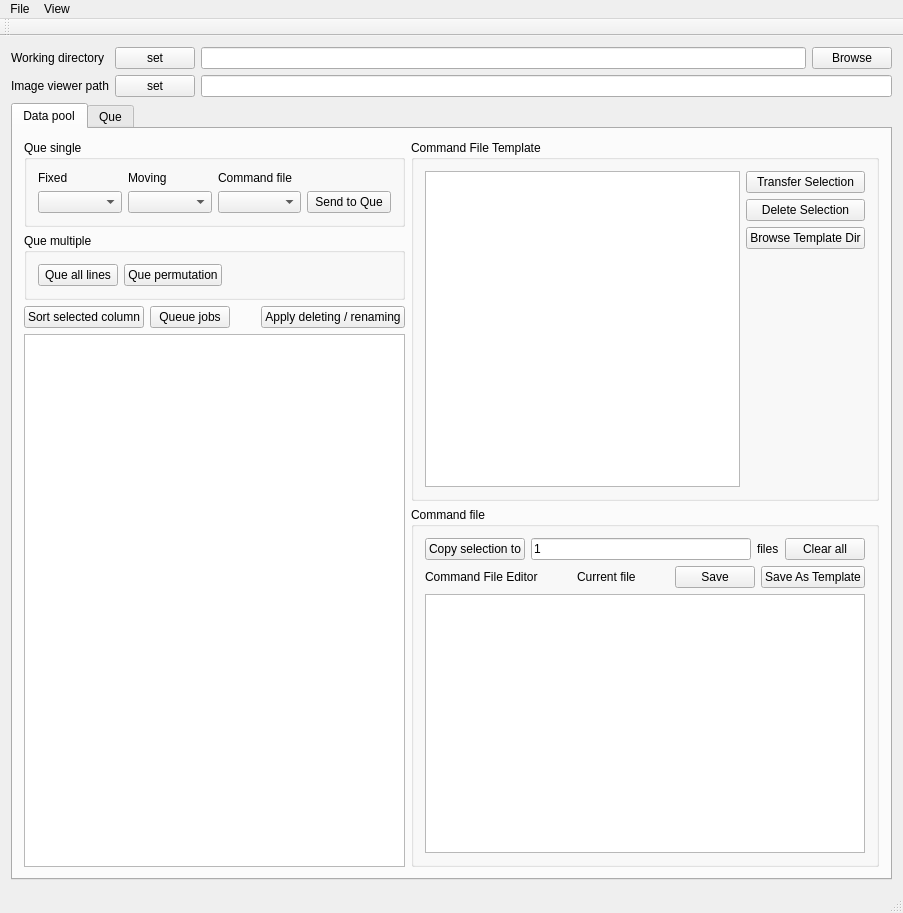
Qt form src/plastimatch/standalone/register_gui.ui (simonoxen/plastimatch) before a commit.
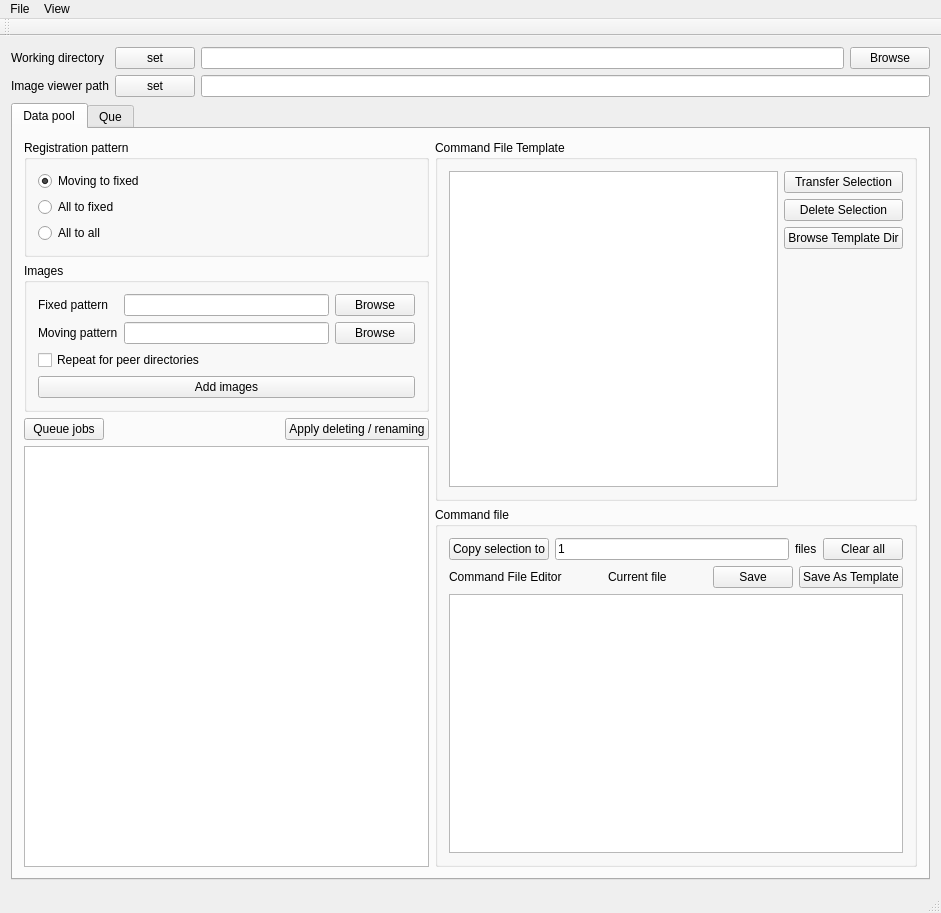
The same form after that commit.

Commit message: Move load_dialog functionality into register_gui main window

Diff of the .ui file:
```diff
--- a/src/plastimatch/standalone/register_gui.ui
+++ b/src/plastimatch/standalone/register_gui.ui
@@ -6,7 +6,7 @@
    <rect>
     <x>0</x>
     <y>0</y>
-    <width>903</width>
+    <width>941</width>
     <height>913</height>
    </rect>
   </property>
@@ -85,106 +85,112 @@
             <item>
              <widget class="QGroupBox" name="groupBox_6">
               <property name="title">
-               <string>Que single</string>
+               <string>Registration pattern</string>
               </property>
               <layout class="QVBoxLayout" name="verticalLayout_5">
                <item>
+                <layout class="QVBoxLayout" name="verticalLayout_16">
+                 <item>
+                  <widget class="QRadioButton" name="radioButton_m2f">
+                   <property name="text">
+                    <string>Moving to fixed</string>
+                   </property>
+                   <property name="checked">
+                    <bool>true</bool>
+                   </property>
+                   <attribute name="buttonGroup">
+                    <string notr="true">buttonGroup_actionPattern</string>
+                   </attribute>
+                  </widget>
+                 </item>
+                 <item>
+                  <widget class="QRadioButton" name="radioButton_a2f">
+                   <property name="text">
+                    <string>All to fixed</string>
+                   </property>
+                   <attribute name="buttonGroup">
+                    <string notr="true">buttonGroup_actionPattern</string>
+                   </attribute>
+                  </widget>
+                 </item>
+                 <item>
+                  <widget class="QRadioButton" name="radioButton_a2a">
+                   <property name="text">
+                    <string>All to all</string>
+                   </property>
+                   <attribute name="buttonGroup">
+                    <string notr="true">buttonGroup_actionPattern</string>
+                   </attribute>
+                  </widget>
+                 </item>
+                </layout>
+               </item>
+              </layout>
+             </widget>
+            </item>
+            <item>
+             <widget class="QGroupBox" name="groupBox_Images">
+              <property name="title">
+               <string>Images</string>
+              </property>
+              <layout class="QVBoxLayout" name="verticalLayout_17">
+               <item>
                 <layout class="QGridLayout" name="gridLayout">
                  <item row="0" column="0">
                   <widget class="QLabel" name="label_6">
                    <property name="text">
-                    <string>Fixed</string>
+                    <string>Fixed pattern</string>
                    </property>
                   </widget>
                  </item>
-                 <item row="2" column="0">
-                  <widget class="QComboBox" name="comboBox_Fixed">
-                   <property name="duplicatesEnabled">
-                    <bool>true</bool>
-                   </property>
-                  </widget>
-                 </item>
-                 <item row="2" column="1">
-                  <widget class="QComboBox" name="comboBox_Moving"/>
-                 </item>
                  <item row="0" column="1">
-                  <widget class="QLabel" name="label_7">
-                   <property name="text">
-                    <string>Moving</string>
-                   </property>
-                  </widget>
-                 </item>
-                 <item row="2" column="2">
-                  <widget class="QComboBox" name="comboBox_Command"/>
+                  <widget class="QLineEdit" name="lineEdit_fixedPattern"/>
                  </item>
                  <item row="0" column="2">
-                  <widget class="QLabel" name="label_8">
+                  <widget class="QPushButton" name="pushButton_browseFixed">
                    <property name="text">
-                    <string>Command file</string>
+                    <string>Browse</string>
                    </property>
                   </widget>
                  </item>
-                 <item row="2" column="3">
-                  <widget class="QPushButton" name="pushButton_QueSingle">
+                 <item row="1" column="0">
+                  <widget class="QLabel" name="label_14">
                    <property name="text">
-                    <string>Send to Que</string>
+                    <string>Moving pattern</string>
                    </property>
                   </widget>
                  </item>
-                </layout>
-               </item>
-              </layout>
-             </widget>
-            </item>
-            <item>
-             <widget class="QGroupBox" name="groupBox_7">
-              <property name="title">
-               <string>Que multiple</string>
-              </property>
-              <layout class="QHBoxLayout" name="horizontalLayout_6">
-               <item>
-                <layout class="QHBoxLayout" name="horizontalLayout_9">
-                 <item>
-                  <widget class="QPushButton" name="pushButton_QueByLine">
-                   <property name="text">
-                    <string>Que all lines</string>
-                   </property>
-                  </widget>
+                 <item row="1" column="1">
+                  <widget class="QLineEdit" name="lineEdit_movingPattern"/>
                  </item>
-                 <item>
-                  <widget class="QPushButton" name="pushButton_QueByPermutation">
+                 <item row="1" column="2">
+                  <widget class="QPushButton" name="pushButton_browseMoving">
                    <property name="text">
-                    <string>Que permutation</string>
+                    <string>Browse</string>
                    </property>
                   </widget>
                  </item>
-                 <item>
-                  <spacer name="horizontalSpacer_3">
-                   <property name="orientation">
-                    <enum>Qt::Horizontal</enum>
-                   </property>
-                   <property name="sizeHint" stdset="0">
-                    <size>
-                     <width>40</width>
-                     <height>20</height>
-                    </size>
-                   </property>
-                  </spacer>
-                 </item>
                 </layout>
                </item>
+               <item>
+                <widget class="QCheckBox" name="checkBox_repeatForPeers">
+                 <property name="text">
+                  <string>Repeat for peer directories</string>
+                 </property>
+                </widget>
+               </item>
+               <item>
+                <widget class="QPushButton" name="pushButton_addImages">
+                 <property name="text">
+                  <string>Add images</string>
+                 </property>
+                </widget>
+               </item>
               </layout>
              </widget>
             </item>
             <item>
              <layout class="QHBoxLayout" name="horizontalLayout_7">
-              <item>
-               <widget class="QPushButton" name="pushButton_SortSelected">
-                <property name="text">
-                 <string>Sort selected column</string>
-                </property>
-               </widget>
-              </item>
               <item>
                <widget class="QPushButton" name="pushButton_QueueJobs">
                 <property name="text">
@@ -592,7 +598,7 @@
     <rect>
      <x>0</x>
      <y>0</y>
-     <width>903</width>
+     <width>941</width>
      <height>22</height>
     </rect>
    </property>
```
Left out of the diff: 123 changed lines with no effect on the pictures. The commit also changes 3 other files.
